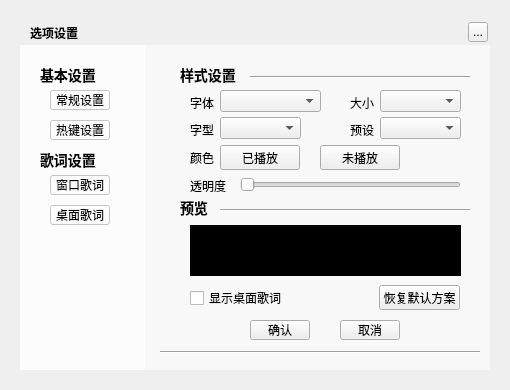
This is ui/core-widget/musicsettingwidget.ui in Greedysky/TTKMusicPlayer as Qt 5 draws it before an edit. The edited form follows.
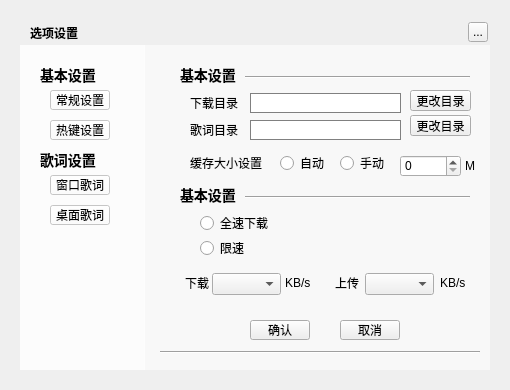
This is the edited form. Custom widgets are drawn as their Qt base class.

Commit message: update setting widget parameter names[231568]

The edit to the form file:
```diff
--- a/ui/core-widget/musicsettingwidget.ui
+++ b/ui/core-widget/musicsettingwidget.ui
@@ -65,7 +65,7 @@
     </rect>
    </property>
    <property name="currentIndex">
-    <number>3</number>
+    <number>4</number>
    </property>
    <widget class="QWidget" name="first">
     <widget class="QLabel" name="baseSetShowInfoWidget">
@@ -1121,6 +1121,331 @@
      </property>
     </widget>
    </widget>
+   <widget class="QWidget" name="five">
+    <property name="styleSheet">
+     <string notr="true">QLineEdit{font-size:14px;color:#AAAAFF; font-weight:normal;border: 1px solid gray;}QLineEdit::hover{ border: 1px solid #AAAAFF;}</string>
+    </property>
+    <widget class="Line" name="line_FS1">
+     <property name="geometry">
+      <rect>
+       <x>85</x>
+       <y>30</y>
+       <width>225</width>
+       <height>5</height>
+      </rect>
+     </property>
+     <property name="orientation">
+      <enum>Qt::Horizontal</enum>
+     </property>
+    </widget>
+    <widget class="QLabel" name="baseSetDownloadWidget">
+     <property name="geometry">
+      <rect>
+       <x>20</x>
+       <y>20</y>
+       <width>60</width>
+       <height>20</height>
+      </rect>
+     </property>
+     <property name="styleSheet">
+      <string notr="true">background-color:transparent;
+font-size:14px;
+font-weight:bold;</string>
+     </property>
+     <property name="text">
+      <string>基本设置</string>
+     </property>
+    </widget>
+    <widget class="QLabel" name="downloadDirLabel">
+     <property name="geometry">
+      <rect>
+       <x>30</x>
+       <y>50</y>
+       <width>51</width>
+       <height>16</height>
+      </rect>
+     </property>
+     <property name="text">
+      <string>下载目录</string>
+     </property>
+    </widget>
+    <widget class="QLineEdit" name="downloadDirEdit">
+     <property name="geometry">
+      <rect>
+       <x>90</x>
+       <y>48</y>
+       <width>151</width>
+       <height>20</height>
+      </rect>
+     </property>
+    </widget>
+    <widget class="QPushButton" name="downloadDirButton">
+     <property name="geometry">
+      <rect>
+       <x>250</x>
+       <y>45</y>
+       <width>61</width>
+       <height>21</height>
+      </rect>
+     </property>
+     <property name="text">
+      <string>更改目录</string>
+     </property>
+    </widget>
+    <widget class="QLabel" name="downloadLrcDirLabel">
+     <property name="geometry">
+      <rect>
+       <x>30</x>
+       <y>77</y>
+       <width>51</width>
+       <height>16</height>
+      </rect>
+     </property>
+     <property name="text">
+      <string>歌词目录</string>
+     </property>
+    </widget>
+    <widget class="QPushButton" name="downloadLrcDirButton">
+     <property name="geometry">
+      <rect>
+       <x>250</x>
+       <y>70</y>
+       <width>61</width>
+       <height>21</height>
+      </rect>
+     </property>
+     <property name="text">
+      <string>更改目录</string>
+     </property>
+    </widget>
+    <widget class="QLineEdit" name="downloadLrcDirEdit">
+     <property name="geometry">
+      <rect>
+       <x>90</x>
+       <y>75</y>
+       <width>151</width>
+       <height>20</height>
+      </rect>
+     </property>
+    </widget>
+    <widget class="QLabel" name="downloadCacheLabel">
+     <property name="geometry">
+      <rect>
+       <x>30</x>
+       <y>110</y>
+       <width>81</width>
+       <height>16</height>
+      </rect>
+     </property>
+     <property name="text">
+      <string>缓存大小设置</string>
+     </property>
+    </widget>
+    <widget class="QRadioButton" name="downloadCacheAutoRadioBox">
+     <property name="geometry">
+      <rect>
+       <x>120</x>
+       <y>110</y>
+       <width>51</width>
+       <height>16</height>
+      </rect>
+     </property>
+     <property name="text">
+      <string>自动</string>
+     </property>
+    </widget>
+    <widget class="QRadioButton" name="downloadCacheManRadioBox">
+     <property name="geometry">
+      <rect>
+       <x>180</x>
+       <y>110</y>
+       <width>51</width>
+       <height>16</height>
+      </rect>
+     </property>
+     <property name="text">
+      <string>手动</string>
+     </property>
+    </widget>
+    <widget class="Line" name="line_FS1_2">
+     <property name="geometry">
+      <rect>
+       <x>85</x>
+       <y>150</y>
+       <width>225</width>
+       <height>5</height>
+      </rect>
+     </property>
+     <property name="orientation">
+      <enum>Qt::Horizontal</enum>
+     </property>
+    </widget>
+    <widget class="QLabel" name="downloadSpeedWidget">
+     <property name="geometry">
+      <rect>
+       <x>20</x>
+       <y>140</y>
+       <width>60</width>
+       <height>20</height>
+      </rect>
+     </property>
+     <property name="styleSheet">
+      <string notr="true">background-color:transparent;
+font-size:14px;
+font-weight:bold;</string>
+     </property>
+     <property name="text">
+      <string>基本设置</string>
+     </property>
+    </widget>
+    <widget class="QRadioButton" name="downloadFullRadioBox">
+     <property name="geometry">
+      <rect>
+       <x>40</x>
+       <y>170</y>
+       <width>81</width>
+       <height>16</height>
+      </rect>
+     </property>
+     <property name="text">
+      <string>全速下载</string>
+     </property>
+    </widget>
+    <widget class="QRadioButton" name="downloadLimitRadioBox">
+     <property name="geometry">
+      <rect>
+       <x>40</x>
+       <y>195</y>
+       <width>51</width>
+       <height>16</height>
+      </rect>
+     </property>
+     <property name="text">
+      <string>限速</string>
+     </property>
+    </widget>
+    <widget class="QSpinBox" name="spinBox">
+     <property name="geometry">
+      <rect>
+       <x>240</x>
+       <y>110</y>
+       <width>61</width>
+       <height>22</height>
+      </rect>
+     </property>
+    </widget>
+    <widget class="QComboBox" name="downloadLimitSpeedComboBox">
+     <property name="geometry">
+      <rect>
+       <x>52</x>
+       <y>228</y>
+       <width>69</width>
+       <height>22</height>
+      </rect>
+     </property>
+    </widget>
+    <widget class="QComboBox" name="uploadLimitSpeedComboBox">
+     <property name="geometry">
+      <rect>
+       <x>205</x>
+       <y>228</y>
+       <width>69</width>
+       <height>22</height>
+      </rect>
+     </property>
+    </widget>
+    <widget class="QLabel" name="downloadCacheSizeLabel">
+     <property name="geometry">
+      <rect>
+       <x>305</x>
+       <y>113</y>
+       <width>16</width>
+       <height>16</height>
+      </rect>
+     </property>
+     <property name="text">
+      <string>M</string>
+     </property>
+    </widget>
+    <widget class="QLabel" name="downloadLimitSpeedLabel">
+     <property name="geometry">
+      <rect>
+       <x>25</x>
+       <y>230</y>
+       <width>31</width>
+       <height>16</height>
+      </rect>
+     </property>
+     <property name="text">
+      <string>下载</string>
+     </property>
+    </widget>
+    <widget class="QLabel" name="uploadLimitSpeedLabel">
+     <property name="geometry">
+      <rect>
+       <x>175</x>
+       <y>230</y>
+       <width>31</width>
+       <height>16</height>
+      </rect>
+     </property>
+     <property name="text">
+      <string>上传</string>
+     </property>
+    </widget>
+    <widget class="QLabel" name="downloadSpeedLabel">
+     <property name="geometry">
+      <rect>
+       <x>125</x>
+       <y>230</y>
+       <width>31</width>
+       <height>16</height>
+      </rect>
+     </property>
+     <property name="text">
+      <string>KB/s</string>
+     </property>
+    </widget>
+    <widget class="QLabel" name="uploadSpeedLabel">
+     <property name="geometry">
+      <rect>
+       <x>280</x>
+       <y>230</y>
+       <width>31</width>
+       <height>16</height>
+      </rect>
+     </property>
+     <property name="text">
+      <string>KB/s</string>
+     </property>
+    </widget>
+    <zorder>line_FS1</zorder>
+    <zorder>baseSetDownloadWidget</zorder>
+    <zorder>downloadDirLabel</zorder>
+    <zorder>downloadDirEdit</zorder>
+    <zorder>downloadDirButton</zorder>
+    <zorder>downloadLrcDirLabel</zorder>
+    <zorder>downloadLrcDirButton</zorder>
+    <zorder>downloadLrcDirEdit</zorder>
+    <zorder>downloadCacheLabel</zorder>
+    <zorder>downloadCacheAutoRadioBox</zorder>
+    <zorder>downloadCacheManRadioBox</zorder>
+    <zorder>line_FS1_2</zorder>
+    <zorder>downloadSpeedWidget</zorder>
+    <zorder>downloadFullRadioBox</zorder>
+    <zorder>downloadLimitRadioBox</zorder>
+    <zorder>spinBox</zorder>
+    <zorder>downloadLimitSpeedComboBox</zorder>
+    <zorder>uploadLimitSpeedComboBox</zorder>
+    <zorder>downloadCacheSizeLabel</zorder>
+    <zorder>downloadLimitSpeedLabel</zorder>
+    <zorder>uploadLimitSpeedLabel</zorder>
+    <zorder>functionAreaDisplay</zorder>
+    <zorder>functionAreaDisplay</zorder>
+    <zorder>functionAreaDisplay</zorder>
+    <zorder>downloadSpeedLabel</zorder>
+    <zorder>uploadSpeedLabel</zorder>
+   </widget>
   </widget>
   <widget class="QWidget" name="functionArea" native="true">
    <property name="geometry">
```
Left out of the diff: 2 changed lines with no effect on the pictures.
